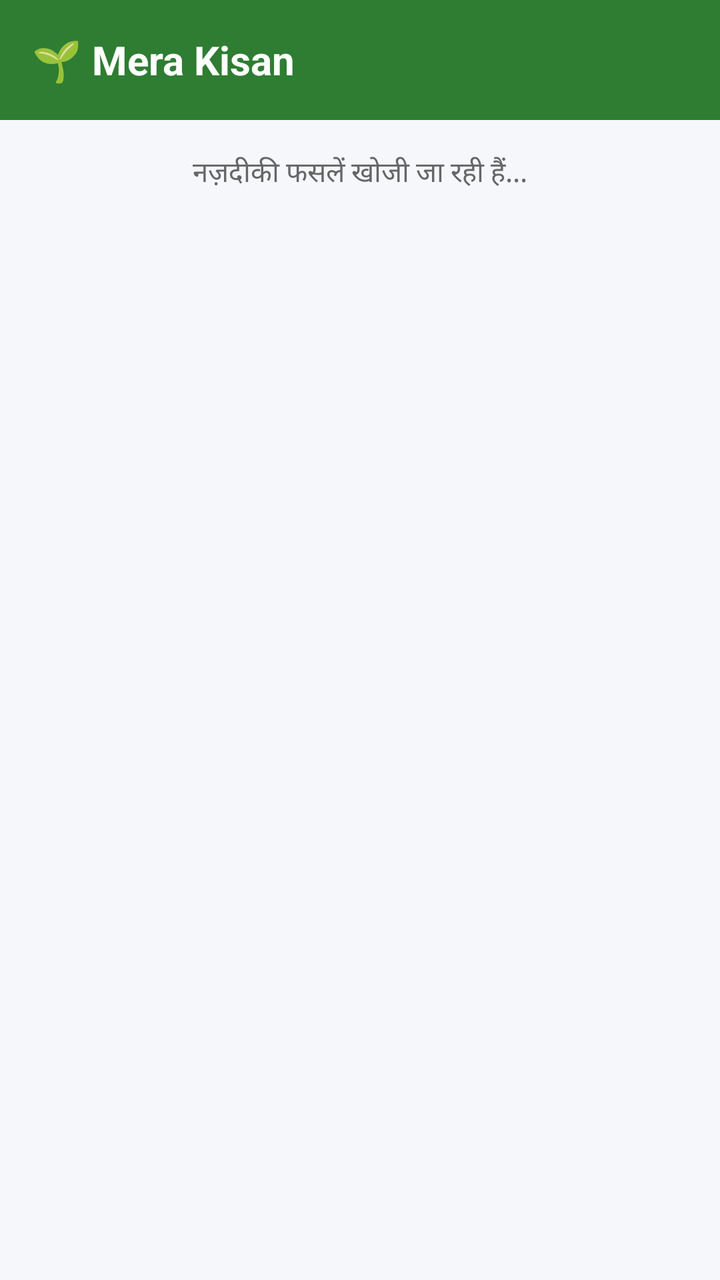
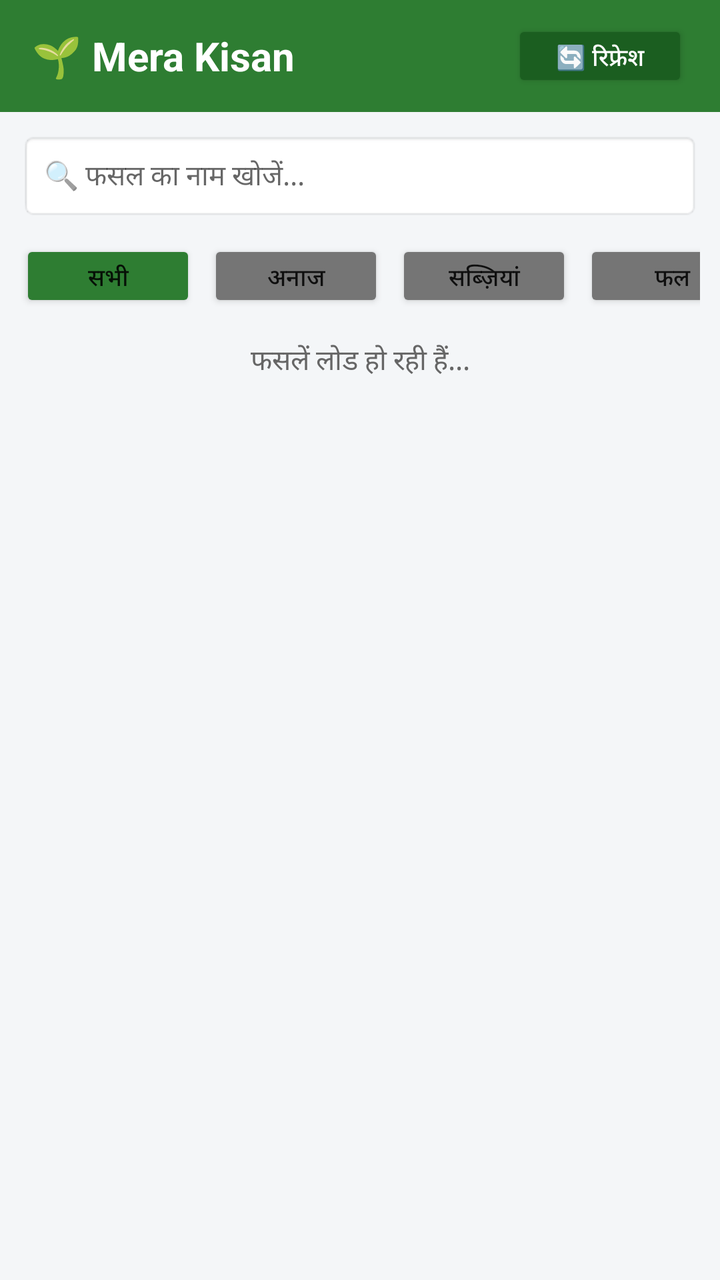

An Android layout rendered at two revisions. The XML below is the earlier revision; the diff shows what the commit changed to produce the second picture.
<!-- AndroidManifest.xml: application theme AppTheme -->
<!-- res/layout/activity_main.xml -->
<?xml version="1.0" encoding="utf-8"?>
<LinearLayout xmlns:android="http://schemas.android.com/apk/res/android"
    android:layout_width="match_parent"
    android:layout_height="match_parent"
    android:orientation="vertical"
    android:background="#F5F7FA">

    
    <LinearLayout
        android:layout_width="match_parent"
        android:layout_height="60dp"
        android:background="#2E7D32"
        android:gravity="center_vertical"
        android:paddingStart="16dp"
        android:paddingEnd="16dp">

        <TextView
            android:layout_width="wrap_content"
            android:layout_height="wrap_content"
            android:text="🌱 Mera Kisan"
            android:textColor="#FFFFFF"
            android:textSize="20sp"
            android:textStyle="bold" />
    </LinearLayout>

    
    <ProgressBar
        android:id="@+id/progressBar"
        android:layout_width="wrap_content"
        android:layout_height="wrap_content"
        android:layout_gravity="center"
        android:layout_marginTop="24dp"
        android:visibility="gone" />

    
    <TextView
        android:id="@+id/statusText"
        android:layout_width="match_parent"
        android:layout_height="wrap_content"
        android:gravity="center"
        android:padding="16dp"
        android:textColor="#666666"
        android:textSize="14sp"
        android:text="नज़दीकी फसलें खोजी जा रही हैं..." />

    
    <ScrollView
        android:layout_width="match_parent"
        android:layout_height="match_parent">

        <LinearLayout
            android:id="@+id/cropsContainer"
            android:layout_width="match_parent"
            android:layout_height="wrap_content"
            android:orientation="vertical"
            android:padding="12dp" />
    </ScrollView>

</LinearLayout>
<!-- resources referenced by this layout -->
<resources>
  <style name="AppTheme" parent="Theme.AppCompat.Light.NoActionBar">
          <item name="colorPrimary">#2E7D32</item>
          <item name="colorPrimaryDark">#1B5E20</item>
          <item name="colorAccent">#4CAF50</item>
      </style>
</resources>

<!-- the commit's change to res/layout/activity_main.xml (unified diff, before → after) -->
@@ -3,25 +3,99 @@
     android:layout_width="match_parent"
     android:layout_height="match_parent"
     android:orientation="vertical"
-    android:background="#F5F7FA">
+    android:background="#F4F6F8">
 
     
     <LinearLayout
         android:layout_width="match_parent"
-        android:layout_height="60dp"
+        android:layout_height="56dp"
         android:background="#2E7D32"
         android:gravity="center_vertical"
         android:paddingStart="16dp"
         android:paddingEnd="16dp">
 
         <TextView
-            android:layout_width="wrap_content"
+            android:layout_width="0dp"
             android:layout_height="wrap_content"
+            android:layout_weight="1"
             android:text="🌱 Mera Kisan"
             android:textColor="#FFFFFF"
             android:textSize="20sp"
             android:textStyle="bold" />
+
+        
+        <Button
+            android:id="@+id/btnRefresh"
+            android:layout_width="wrap_content"
+            android:layout_height="36dp"
+            android:backgroundTint="#1B5E20"
+            android:text="🔄 रिफ्रेश"
+            android:textColor="#FFFFFF"
+            android:textSize="12sp" />
     </LinearLayout>
+
+    
+    <EditText
+        android:id="@+id/edtSearch"
+        android:layout_width="match_parent"
+        android:layout_height="44dp"
+        android:layout_margin="10dp"
+        android:background="@android:drawable/editbox_background_normal"
+        android:hint="🔍 फसल का नाम खोजें..."
+        android:paddingStart="12dp"
+        android:paddingEnd="12dp"
+        android:textSize="14sp" />
+
+    
+    <HorizontalScrollView
+        android:layout_width="match_parent"
+        android:layout_height="wrap_content"
+        android:scrollbars="none"
+        android:paddingStart="10dp"
+        android:paddingEnd="10dp"
+        android:layout_marginBottom="6dp">
+
+        <LinearLayout
+            android:layout_width="wrap_content"
+            android:layout_height="wrap_content"
+            android:orientation="horizontal">
+
+            <Button
+                android:id="@+id/btnCatAll"
+                android:layout_width="wrap_content"
+                android:layout_height="36dp"
+                android:layout_marginEnd="6dp"
+                android:backgroundTint="#2E7D32"
+                android:text="सभी"
+                android:textSize="12sp" />
+
+            <Button
+                android:id="@+id/btnCatGrain"
+                android:layout_width="wrap_content"
+                android:layout_height="36dp"
+                android:layout_marginEnd="6dp"
+                android:backgroundTint="#757575"
+                android:text="अनाज"
+                android:textSize="12sp" />
+
+            <Button
+                android:id="@+id/btnCatVeg"
+                android:layout_width="wrap_content"
+                android:layout_height="36dp"
+                android:layout_marginEnd="6dp"
+                android:backgroundTint="#757575"
+                android:text="सब्ज़ियां"
+                android:textSize="12sp" />
+
+            <Button
+                android:id="@+id/btnCatFruit"
+                android:layout_width="wrap_content"
+                android:layout_height="36dp"
+                android:backgroundTint="#757575"
+                android:text="फल"
+                android:textSize="12sp" />
+        </LinearLayout>
+    </HorizontalScrollView>
 
     
     <ProgressBar
@@ -29,7 +103,7 @@
         android:layout_width="wrap_content"
         android:layout_height="wrap_content"
         android:layout_gravity="center"
-        android:layout_marginTop="24dp"
+        android:layout_marginTop="16dp"
         android:visibility="gone" />
 
     
@@ -38,10 +112,10 @@
         android:layout_width="match_parent"
         android:layout_height="wrap_content"
         android:gravity="center"
-        android:padding="16dp"
+        android:padding="8dp"
         android:textColor="#666666"
         android:textSize="14sp"
-        android:text="नज़दीकी फसलें खोजी जा रही हैं..." />
+        android:text="फसलें लोड हो रही हैं..." />
 
     
     <ScrollView
@@ -53,7 +127,9 @@
             android:layout_width="match_parent"
             android:layout_height="wrap_content"
             android:orientation="vertical"
-            android:padding="12dp" />
+            android:paddingStart="12dp"
+            android:paddingEnd="12dp"
+            android:paddingBottom="24dp" />
     </ScrollView>
 
 </LinearLayout>
